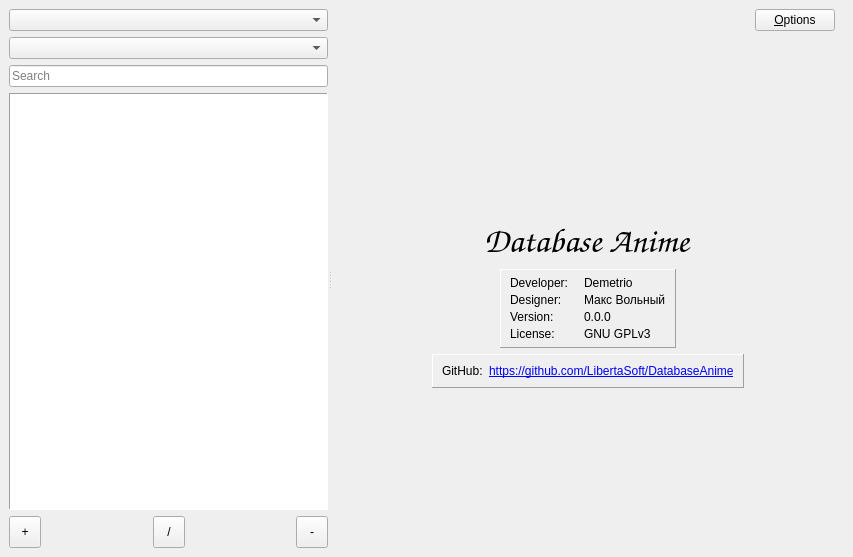
Qt form mainwindow.ui (LibertaSoft/DatabaseAnime) before a commit.
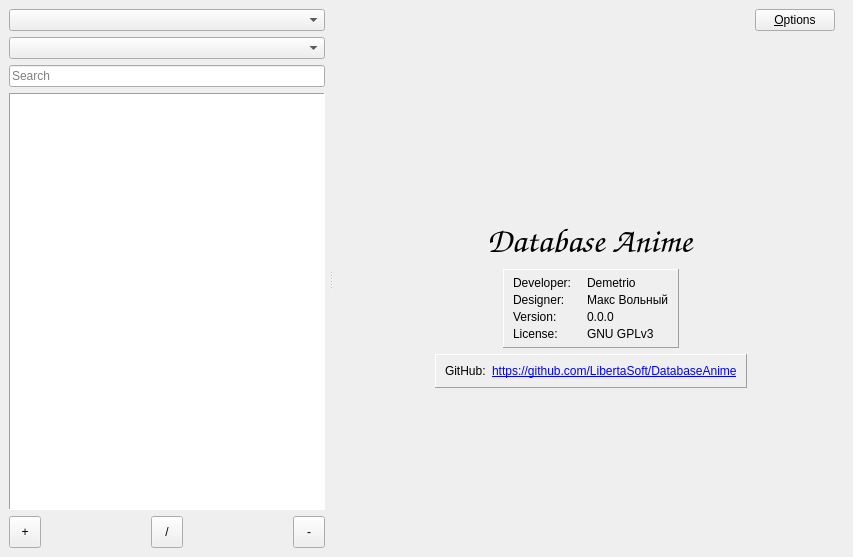
The same form after that commit. Icons and pictures are not drawn. Custom widgets are drawn as their Qt base class.

```diff
--- a/mainwindow.ui
+++ b/mainwindow.ui
@@ -35,6 +35,9 @@
       <property name="orientation">
        <enum>Qt::Horizontal</enum>
       </property>
+      <property name="handleWidth">
+       <number>12</number>
+      </property>
       <widget class="QWidget" name="verticalLayoutWidget">
        <layout class="QVBoxLayout" name="verticalLayout_6">
         <property name="sizeConstraint">
```
